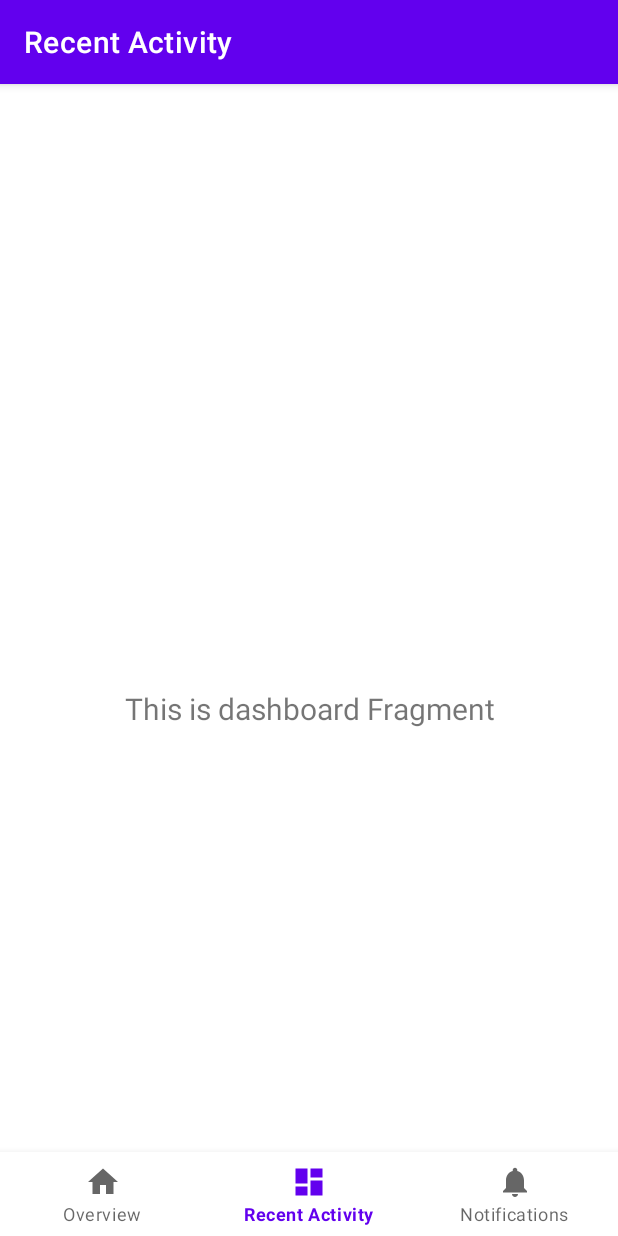
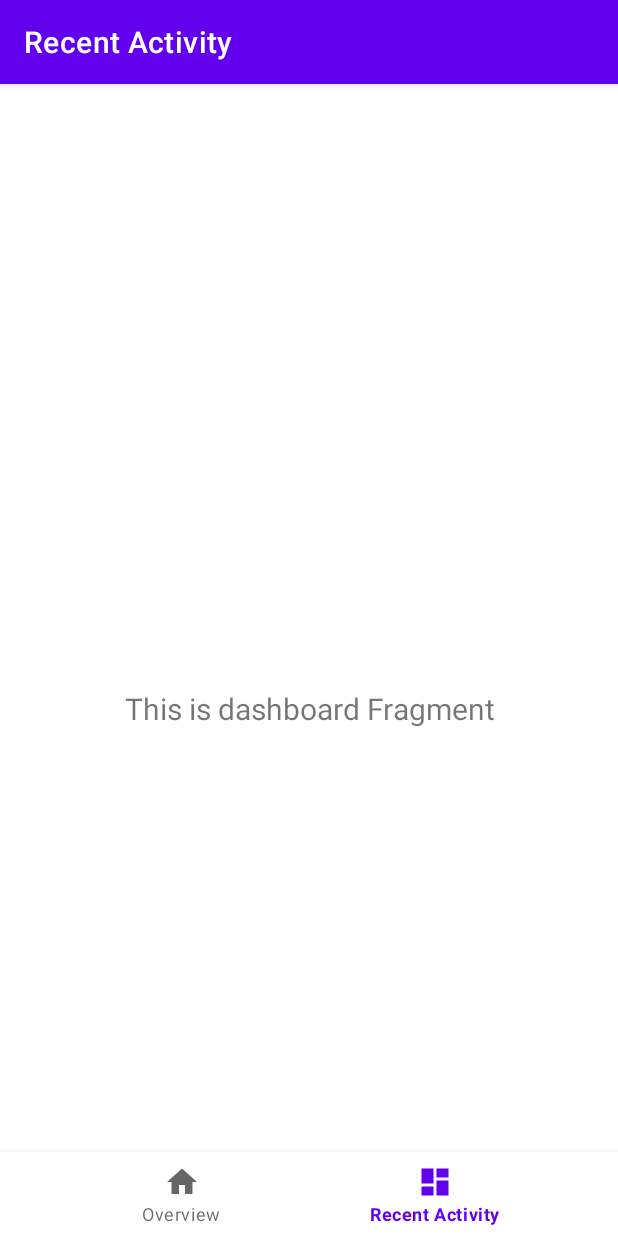
Before and after one commit to tretum/trackmydebt, an Android app: the screen it shows after launch (MainActivity), item 2 of the bottom bar chosen, on a phone screen of 412 x 824 dp. Run offline under Robolectric (Android 15) with nearby library versions, the phone set to English and light mode, and no system bars; our stand-ins replace navigation-ui; 2 statements that could not run were skipped.

```diff
--- a/app/src/main/java/com/mmutert/trackmydebt/MainActivity.kt
+++ b/app/src/main/java/com/mmutert/trackmydebt/MainActivity.kt
@@ -1,12 +1,12 @@
 package com.mmutert.trackmydebt
 
 import android.os.Bundle
-import com.google.android.material.bottomnavigation.BottomNavigationView
 import androidx.appcompat.app.AppCompatActivity
 import androidx.navigation.findNavController
 import androidx.navigation.ui.AppBarConfiguration
 import androidx.navigation.ui.setupActionBarWithNavController
 import androidx.navigation.ui.setupWithNavController
+import com.google.android.material.bottomnavigation.BottomNavigationView
 
 class MainActivity : AppCompatActivity() {
 
@@ -19,8 +19,8 @@ class MainActivity : AppCompatActivity() {
         // Passing each menu ID as a set of Ids because each
         // menu should be considered as top level destinations.
         val appBarConfiguration = AppBarConfiguration(
-            setOf(
-                R.id.navigation_home, R.id.navigation_recent_activity, R.id.navigation_notifications))
+            setOf(R.id.navigation_home, R.id.navigation_recent_activity)
+        )
         setupActionBarWithNavController(navController, appBarConfiguration)
         navView.setupWithNavController(navController)
     }
--- a/app/src/main/res/menu/bottom_nav_menu.xml
+++ b/app/src/main/res/menu/bottom_nav_menu.xml
@@ -11,9 +11,4 @@
         android:icon="@drawable/ic_dashboard_black_24dp"
         android:title="@string/title_dashboard" />
 
-    <item
-        android:id="@+id/navigation_notifications"
-        android:icon="@drawable/ic_notifications_black_24dp"
-        android:title="@string/title_notifications" />
-
 </menu>
--- a/app/src/main/res/navigation/mobile_navigation.xml
+++ b/app/src/main/res/navigation/mobile_navigation.xml
@@ -16,10 +16,4 @@
         android:name="com.mmutert.trackmydebt.ui.dashboard.RecentActivityFragment"
         android:label="@string/title_dashboard"
         tools:layout="@layout/fragment_recent_activity" />
-
-    <fragment
-        android:id="@+id/navigation_notifications"
-        android:name="com.mmutert.trackmydebt.ui.notifications.NotificationsFragment"
-        android:label="@string/title_notifications"
-        tools:layout="@layout/fragment_notifications" />
 </navigation>
```
Also changed, not shown: app/src/main/java/com/mmutert/trackmydebt/ui/notifications/NotificationsFragment.kt (deleted, +0 -31 lines), app/src/main/java/com/mmutert/trackmydebt/ui/notifications/NotificationsViewModel.kt (deleted, +0 -13 lines), app/src/main/res/layout/fragment_notifications.xml (deleted, +0 -22 lines).
